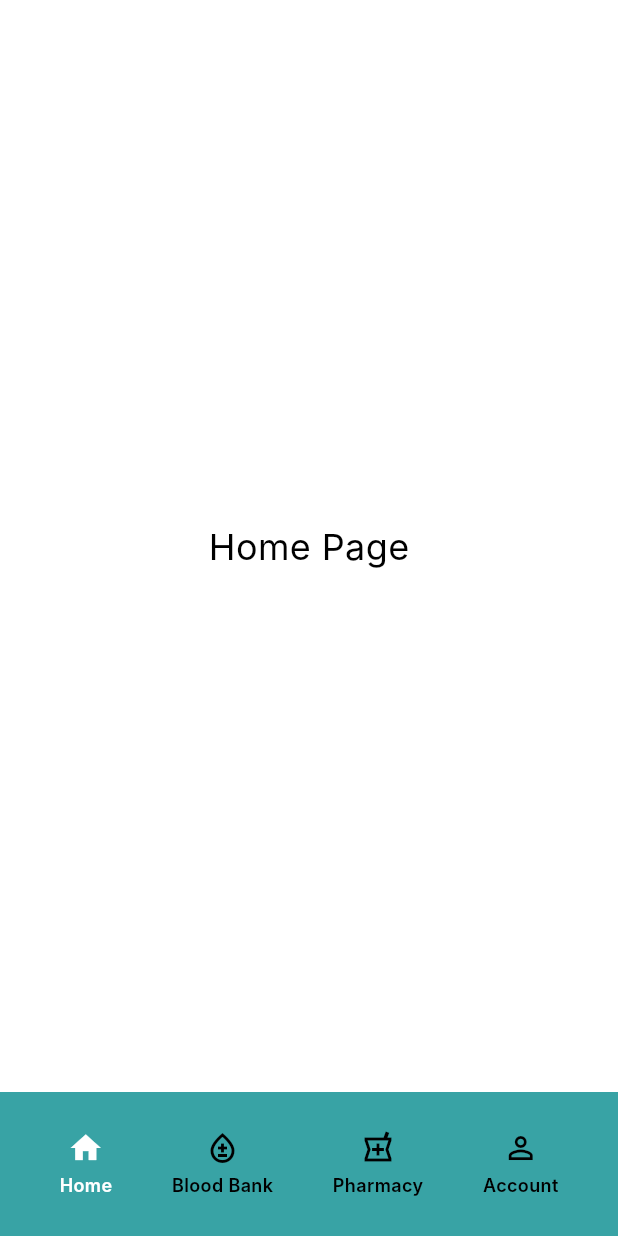
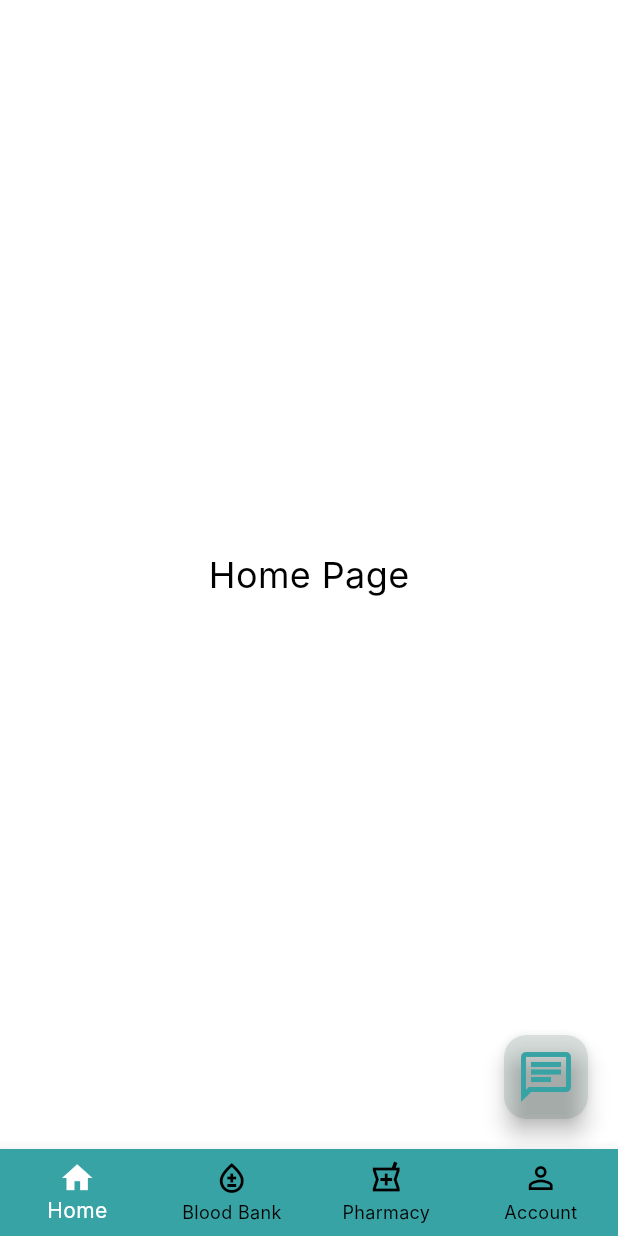
Before and after one commit to Sakshamyadav15/MediCircl, a Flutter app: the DashboardPage screen opened by its route, on a phone screen of 412 x 824 dp. Run offline on Flutter 3.47's test engine with Material 3 defaults, Android fonts, the phone set to English and light mode, and no system bars; our stand-ins replace flutter_dotenv; Roboto replaces fonts that are missing (Inter).

Commit message:
floating

```diff
--- a/lib/views/dashboard/dashboard.dart
+++ b/lib/views/dashboard/dashboard.dart
@@ -3,6 +3,7 @@ import 'package:flutter/material.dart';
 import 'blood_bank.dart';
 import 'pharmacy.dart';
 // import 'accounts.dart';
+
 
 class DashboardPage extends StatefulWidget {
   const DashboardPage({super.key});
@@ -15,11 +16,9 @@ class _DashboardPageState extends State<DashboardPage> {
   int _selectedIndex = 0;
 
   final List<Widget> _pages = [
-    // HomePage(),
-     Center(child: Text('Home Page', style: TextStyle(fontSize: 24))),
+    Center(child: Text('Home Page', style: TextStyle(fontSize: 24))),
     BloodBankPage(),
     PharmacyPage(),
-    // AccountPage(),
     Center(child: Text('Account', style: TextStyle(fontSize: 24))),
   ];
 
@@ -29,63 +28,50 @@ class _DashboardPageState extends State<DashboardPage> {
     });
   }
 
-  /// Function to dynamically set the navbar color
   Color _getNavBarColor() {
-    return _selectedIndex == 1 ? Colors.red : const Color(0xFF38A3A5); // Blood Bank → Red, Else → Green
+    return _selectedIndex == 1 ? Colors.red : const Color(0xFF38A3A5);
   }
 
   @override
   Widget build(BuildContext context) {
     return Scaffold(
-      body: _pages[_selectedIndex],
+      body: Stack(
+        children: [
+          _pages[_selectedIndex],
+          Positioned(
+            bottom: 20,
+            right: 20,
+            child: _buildFloatingButton(),
+          ),
+        ],
+      ),
       bottomNavigationBar: _buildBottomNavigationBar(),
     );
   }
 
-  Widget _buildBottomNavigationBar() {
-    return Container(
-      height: 96,
-      color: _getNavBarColor(), // Dynamic navbar color
-      child: Row(
-        mainAxisAlignment: MainAxisAlignment.spaceEvenly,
-        children: [
-          _buildNavItem(icon: Icons.home, label: 'Home', index: 0),
-          _buildNavItem(icon: Icons.bloodtype_outlined, label: 'Blood Bank', index: 1),
-          _buildNavItem(icon: Icons.local_pharmacy_outlined, label: 'Pharmacy', index: 2),
-          _buildNavItem(icon: Icons.person_outline, label: 'Account', index: 3),
-        ],
-      ),
+  Widget _buildFloatingButton() {
+    return FloatingActionButton(
+      onPressed: () => Navigator.pushNamed(context, '/chat'),
+      backgroundColor: const Color.fromARGB(37, 45, 90, 70),
+      shape: RoundedRectangleBorder(borderRadius: BorderRadius.circular(15)),
+      child: const Icon(Icons.chat_outlined, size: 40, color: Color(0xFF38A3A5)),
     );
   }
 
-  Widget _buildNavItem({
-    required IconData icon,
-    required String label,
-    required int index,
-  }) {
-    bool isSelected = _selectedIndex == index;
-    return GestureDetector(
-      onTap: () => _onItemTapped(index),
-      child: Column(
-        mainAxisAlignment: MainAxisAlignment.center,
-        children: [
-          Icon(
-            icon,
-            color: isSelected ? Colors.white : Colors.black, // Selected icons turn white for better contrast
-            size: 24,
-          ),
-          const SizedBox(height: 4),
-          Text(
-            label,
-            style: TextStyle(
-              color: isSelected ? Colors.white : Colors.black, // Selected text turns white for visibility
-              fontSize: 12,
-              fontFamily: 'Inter',
-              fontWeight: FontWeight.w600,
-            ),
-          ),
-        ],
-      ),
+  Widget _buildBottomNavigationBar() {
+    return BottomNavigationBar(
+      currentIndex: _selectedIndex,
+      onTap: _onItemTapped,
+      backgroundColor: _getNavBarColor(),
+      selectedItemColor: Colors.white,
+      unselectedItemColor: Colors.black,
+      type: BottomNavigationBarType.fixed,
+      items: const [
+        BottomNavigationBarItem(icon: Icon(Icons.home), label: 'Home'),
+        BottomNavigationBarItem(icon: Icon(Icons.bloodtype_outlined), label: 'Blood Bank'),
+        BottomNavigationBarItem(icon: Icon(Icons.local_pharmacy_outlined), label: 'Pharmacy'),
+        BottomNavigationBarItem(icon: Icon(Icons.person_outline), label: 'Account'),
+      ],
     );
   }
 }
```
